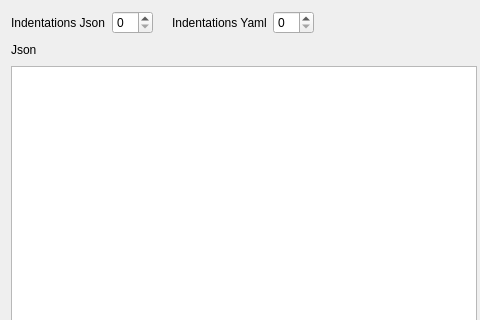
N1vn0vem8er/cutetoolbox, file src/widgets/jsonyamlconverter.ui: the form before one commit; both pictures show x 0 to 480 and y 0 to 320 of the 957 by 736 pixel window.
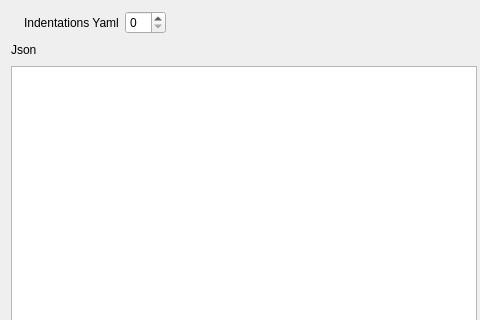
The form after the commit.

Commit message: Added indentations to yaml

What changed in the file:
```diff
--- a/src/widgets/jsonyamlconverter.ui
+++ b/src/widgets/jsonyamlconverter.ui
@@ -19,16 +19,6 @@
   <layout class="QVBoxLayout" name="verticalLayout_3" stretch="0,1">
    <item>
     <layout class="QHBoxLayout" name="horizontalLayout">
-     <item>
-      <widget class="QLabel" name="label">
-       <property name="text">
-        <string>Indentations Json</string>
-       </property>
-      </widget>
-     </item>
-     <item>
-      <widget class="QSpinBox" name="jsonIndentations"/>
-     </item>
      <item>
       <widget class="QLabel" name="errorLabel">
        <property name="text">
```
The commit also changes 1 other file.
